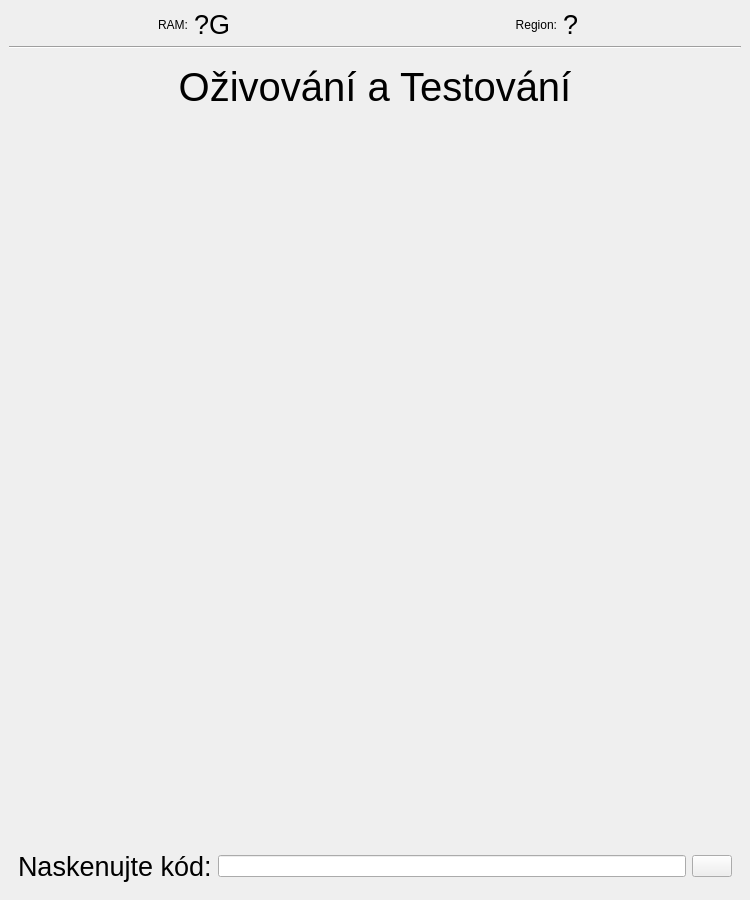
The window that ui/mainwindow.ui (turris-cz/rtools-gui) describes before a commit, drawn with Qt 5.
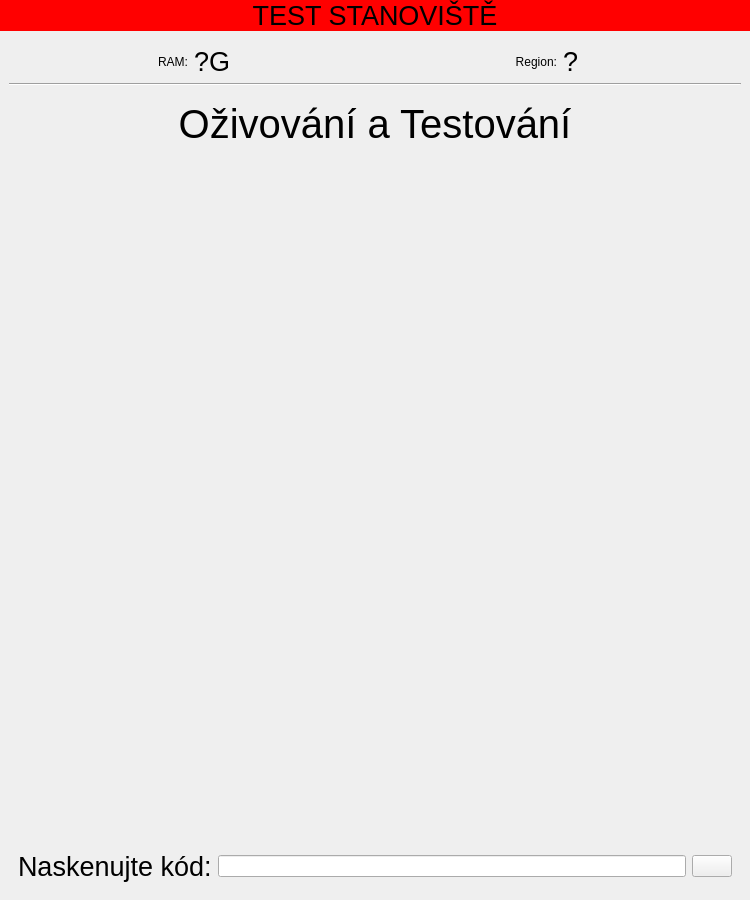
The same window after the commit. Icons and pictures are not drawn.

Commit message: the workstation test setup is loaded when a specific router serial is inserted

Diff of the .ui file:
```diff
--- a/ui/mainwindow.ui
+++ b/ui/mainwindow.ui
@@ -19,6 +19,61 @@
   </property>
   <widget class="QWidget" name="centralwidget">
    <layout class="QVBoxLayout" name="verticalLayout">
+    <property name="leftMargin">
+     <number>0</number>
+    </property>
+    <property name="topMargin">
+     <number>0</number>
+    </property>
+    <property name="rightMargin">
+     <number>0</number>
+    </property>
+    <property name="bottomMargin">
+     <number>0</number>
+    </property>
+    <item>
+     <widget class="QLabel" name="workstationTestLabel">
+      <property name="enabled">
+       <bool>true</bool>
+      </property>
+      <property name="font">
+       <font>
+        <pointsize>20</pointsize>
+        <weight>50</weight>
+        <bold>false</bold>
+       </font>
+      </property>
+      <property name="autoFillBackground">
+       <bool>false</bool>
+      </property>
+      <property name="styleSheet">
+       <string notr="true">background-color: rgb(255, 0, 0);</string>
+      </property>
+      <property name="text">
+       <string>TEST STANOVIŠTĚ</string>
+      </property>
+      <property name="alignment">
+       <set>Qt::AlignCenter</set>
+      </property>
+      <property name="margin">
+       <number>3</number>
+      </property>
+     </widget>
+    </item>
+    <item>
+     <layout class="QVBoxLayout" name="verticalLayout_6">
+      <property name="leftMargin">
+       <number>9</number>
+      </property>
+      <property name="topMargin">
+       <number>9</number>
+      </property>
+      <property name="rightMargin">
+       <number>9</number>
+      </property>
+      <property name="bottomMargin">
+       <number>9</number>
+      </property>
     <item>
      <layout class="QHBoxLayout" name="horizontalLayout_9">
       <item>
@@ -490,6 +545,8 @@
        </layout>
       </widget>
      </widget>
+      </item>
+     </layout>
     </item>
    </layout>
   </widget>
```
Lines whose indentation alone changed are shown as unchanged. The commit also changes 8 other files.
